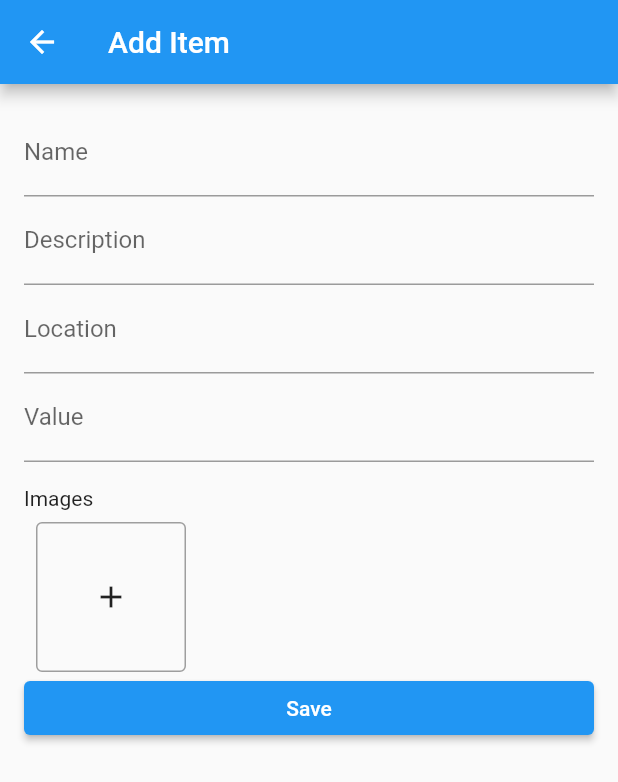
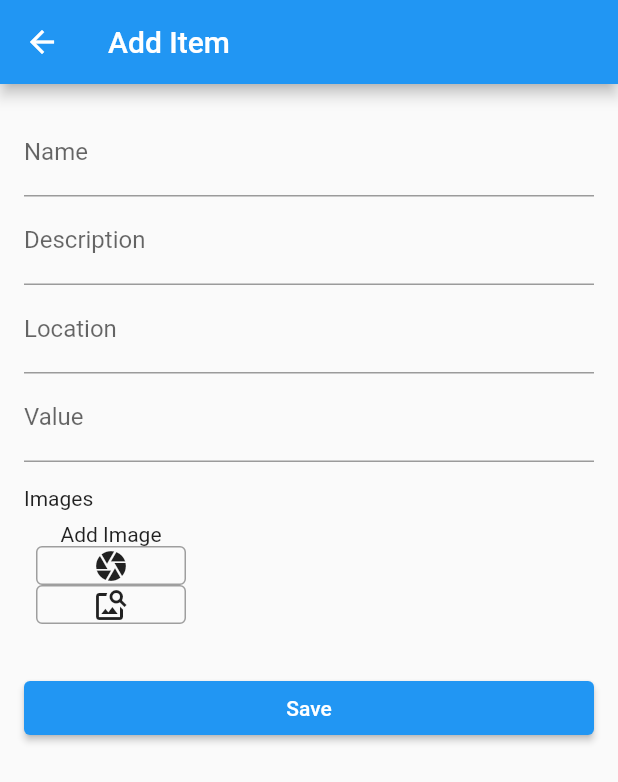
Before and after one commit to IanDarwin/esLister, a Flutter app: the ItemPage screen opened by its route, on a phone screen of 412 x 824 dp. Shown: the top 782 px of the screen. Run offline on Flutter 3.47's test engine with Material 2 defaults, Android fonts, the phone set to English and light mode, and no system bars; our stand-ins replace image_picker, sqflite; accounts and stored records are empty.

Commit message:
First steps to 'Add image via Camera...
Tappable icons for image browse, camera.
Need to implement Camera action.

```diff
--- a/lib/ui/item_page.dart
+++ b/lib/ui/item_page.dart
@@ -57,6 +57,10 @@ class ItemPageState extends State<ItemPage> {
         _images.add(image.path);
       });
     }
+  }
+
+  void _takePicture() async {
+    print("ADD CODE TO TAKE PICTURE");
   }
 
   void _deleteImage(int index) {
@@ -163,7 +167,23 @@ class ItemPageState extends State<ItemPage> {
                                 if (index == _images.length) {
                                   return Padding(
                                     padding: const EdgeInsets.symmetric(horizontal: 8.0),
-                                    child: GestureDetector(
+                                    child: Column(
+                                      children: [
+                                        const Text("Add Image"),
+                                        GestureDetector(
+                                          onTap: () async {
+                                            _takePicture();
+                                          },
+                                          child: Container(
+                                            width: 100.0,
+                                            decoration: BoxDecoration(
+                                              border: Border.all(color: Colors.grey),
+                                              borderRadius: BorderRadius.circular(4.0),
+                                            ),
+                                            child: const Icon(Icons.camera),
+                                          ),
+                                        ),
+                                        GestureDetector(
                                           onTap: () async {
                                             _addImage();
                                           },
@@ -173,9 +193,11 @@ class ItemPageState extends State<ItemPage> {
                                               border: Border.all(color: Colors.grey),
                                               borderRadius: BorderRadius.circular(4.0),
                                             ),
-                                        child: const Icon(Icons.add),
+                                            child: const Icon(Icons.image_search),
                                           ),
                                         ),
+                                    ],
+                                    )
                                   );
                                 }
                                 return Padding(
```
Lines whose indentation alone changed are shown as unchanged.
